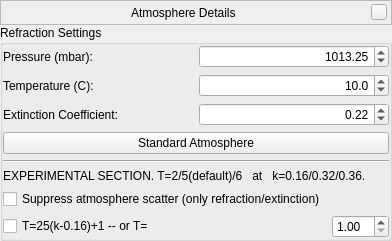
Stellarium/stellarium, file src/gui/atmosphereDialog.ui: the form before one commit.
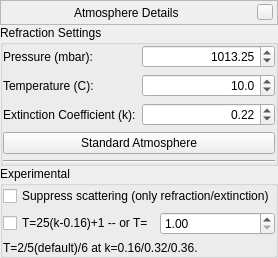
The form after the commit. Custom widgets are drawn as their Qt base class.

Commit message: Better GUI layout

```diff
--- a/src/gui/atmosphereDialog.ui
+++ b/src/gui/atmosphereDialog.ui
@@ -6,10 +6,16 @@
    <rect>
     <x>0</x>
     <y>0</y>
-    <width>359</width>
-    <height>232</height>
+    <width>252</width>
+    <height>231</height>
    </rect>
   </property>
+  <property name="sizePolicy">
+   <sizepolicy hsizetype="Preferred" vsizetype="Preferred">
+    <horstretch>0</horstretch>
+    <verstretch>0</verstretch>
+   </sizepolicy>
+  </property>
   <layout class="QVBoxLayout" name="verticalLayout">
    <property name="spacing">
     <number>0</number>
@@ -143,15 +149,15 @@
        <number>0</number>
       </property>
       <item>
-       <layout class="QHBoxLayout" name="pressureLayout">
-        <item>
+       <layout class="QFormLayout" name="formLayout_atm">
+        <item row="0" column="0">
          <widget class="QLabel" name="pressureLabel">
           <property name="text">
            <string>Pressure (mbar):</string>
           </property>
          </widget>
         </item>
-        <item>
+        <item row="0" column="1">
          <widget class="QDoubleSpinBox" name="pressureDoubleSpinBox">
           <property name="alignment">
            <set>Qt::AlignRight|Qt::AlignTrailing|Qt::AlignVCenter</set>
@@ -164,11 +170,7 @@
           </property>
          </widget>
         </item>
-       </layout>
-      </item>
-      <item>
-       <layout class="QHBoxLayout" name="temperatureLayout">
-        <item>
+        <item row="1" column="0">
          <widget class="QLabel" name="temperatureLabel">
           <property name="inputMethodHints">
            <set>Qt::ImhNone</set>
@@ -181,7 +183,7 @@
           </property>
          </widget>
         </item>
-        <item>
+        <item row="1" column="1">
          <widget class="QDoubleSpinBox" name="temperatureDoubleSpinBox">
           <property name="alignment">
            <set>Qt::AlignRight|Qt::AlignTrailing|Qt::AlignVCenter</set>
@@ -197,11 +199,7 @@
           </property>
          </widget>
         </item>
-       </layout>
-      </item>
-      <item>
-       <layout class="QHBoxLayout" name="extinctionLayout">
-        <item>
+        <item row="2" column="0">
          <widget class="QLabel" name="extinctionLabel">
           <property name="toolTip">
            <string/>
@@ -210,11 +208,11 @@
            <string>Extinction is the loss of star brightness due to Earth's atmosphere. It is given in mag/airmass, where airmass is number of atmospheres light has to pass. (zenith: 1; horizon: about 40)</string>
           </property>
           <property name="text">
-           <string>Extinction Coefficient:</string>
+           <string>Extinction Coefficient (k):</string>
           </property>
          </widget>
         </item>
-        <item>
+        <item row="2" column="1">
          <widget class="QDoubleSpinBox" name="extinctionDoubleSpinBox">
           <property name="toolTip">
            <string>Use about 0.12 for superb mountaintops, 0.2 for good rural landscape, 0.35 for murky conditions.</string>
@@ -252,25 +250,36 @@
         </property>
        </widget>
       </item>
+     </layout>
+    </widget>
+   </item>
+   <item>
+    <widget class="QGroupBox" name="groupBox_experimental">
+     <property name="title">
+      <string>Experimental</string>
+     </property>
+     <layout class="QVBoxLayout" name="verticalLayout_experimental">
+      <property name="leftMargin">
+       <number>0</number>
+      </property>
+      <property name="topMargin">
+       <number>0</number>
+      </property>
+      <property name="rightMargin">
+       <number>0</number>
+      </property>
+      <property name="bottomMargin">
+       <number>0</number>
+      </property>
       <item>
-       <widget class="QLabel" name="label_22">
+       <widget class="QCheckBox" name="checkBox_noScatter">
         <property name="text">
-         <string>EXPERIMENTAL SECTION. T=2/5(default)/6   at   k=0.16/0.32/0.36. </string>
+         <string>Suppress scattering (only refraction/extinction)</string>
         </property>
        </widget>
       </item>
       <item>
        <layout class="QGridLayout" name="gridLayout_2">
-        <item row="1" column="1">
-         <widget class="QDoubleSpinBox" name="doubleSpinBox_T">
-          <property name="minimum">
-           <double>1.000000000000000</double>
-          </property>
-          <property name="singleStep">
-           <double>0.100000000000000</double>
-          </property>
-         </widget>
-        </item>
         <item row="1" column="0">
          <widget class="QCheckBox" name="checkBox_TfromK">
           <property name="toolTip">
@@ -281,30 +290,24 @@
           </property>
          </widget>
         </item>
-        <item row="0" column="0">
-         <widget class="QCheckBox" name="checkBox_noScatter">
-          <property name="text">
-           <string>Suppress atmosphere scatter (only refraction/extinction)</string>
+        <item row="1" column="1">
+         <widget class="QDoubleSpinBox" name="doubleSpinBox_T">
+          <property name="minimum">
+           <double>1.000000000000000</double>
+          </property>
+          <property name="singleStep">
+           <double>0.100000000000000</double>
           </property>
          </widget>
         </item>
        </layout>
       </item>
       <item>
-       <spacer name="verticalSpacer_2">
-        <property name="orientation">
-         <enum>Qt::Vertical</enum>
+       <widget class="QLabel" name="label_22">
+        <property name="text">
+         <string>T=2/5(default)/6 at k=0.16/0.32/0.36. </string>
         </property>
-        <property name="sizeType">
-         <enum>QSizePolicy::Expanding</enum>
-        </property>
-        <property name="sizeHint" stdset="0">
-         <size>
-          <width>0</width>
-          <height>0</height>
-         </size>
-        </property>
-       </spacer>
+       </widget>
       </item>
      </layout>
     </widget>
```
Left out of the diff: 5 changed lines with no effect on the pictures.
